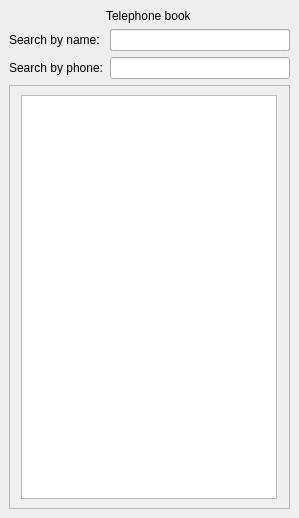
First picture: the form in PhoneBook/mainwindow.ui, repository karina-cherednyk/OOP_Practice, before the edit.
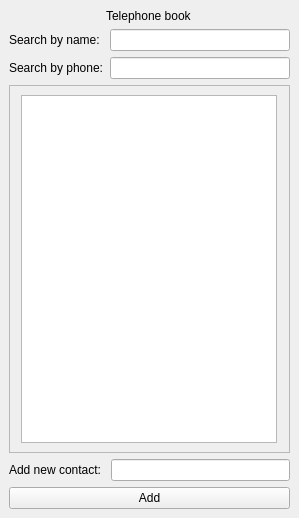
Second picture: the form after the edit.

```diff
--- a/PhoneBook/mainwindow.ui
+++ b/PhoneBook/mainwindow.ui
@@ -57,7 +57,7 @@
          <x>0</x>
          <y>0</y>
          <width>279</width>
-         <height>425</height>
+         <height>368</height>
         </rect>
        </property>
        <layout class="QHBoxLayout" name="horizontalLayout_2">
@@ -78,6 +78,27 @@
       </widget>
      </widget>
     </item>
+    <item>
+     <layout class="QFormLayout" name="formLayout_2">
+      <item row="0" column="0">
+       <widget class="QLabel" name="label_4">
+        <property name="text">
+         <string>Add new contact: </string>
+        </property>
+       </widget>
+      </item>
+      <item row="0" column="1">
+       <widget class="QLineEdit" name="nameInput"/>
+      </item>
+      <item row="1" column="0" colspan="2">
+       <widget class="QPushButton" name="pushButton">
+        <property name="text">
+         <string>Add</string>
+        </property>
+       </widget>
+      </item>
+     </layout>
+    </item>
    </layout>
   </widget>
  </widget>
```
